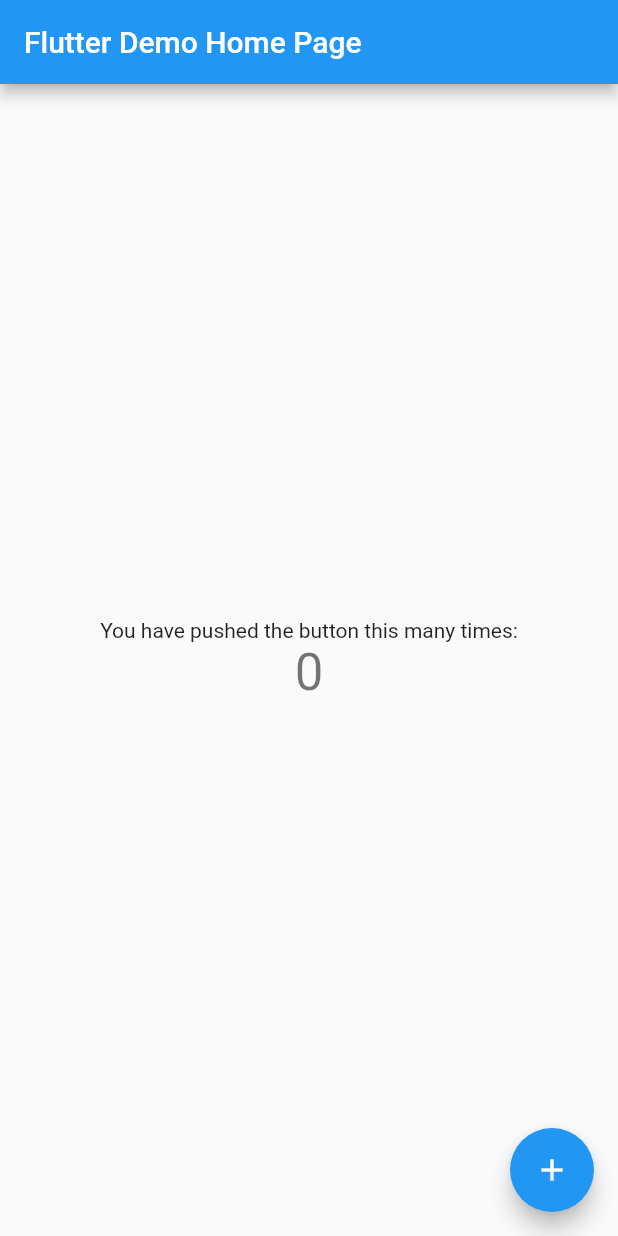
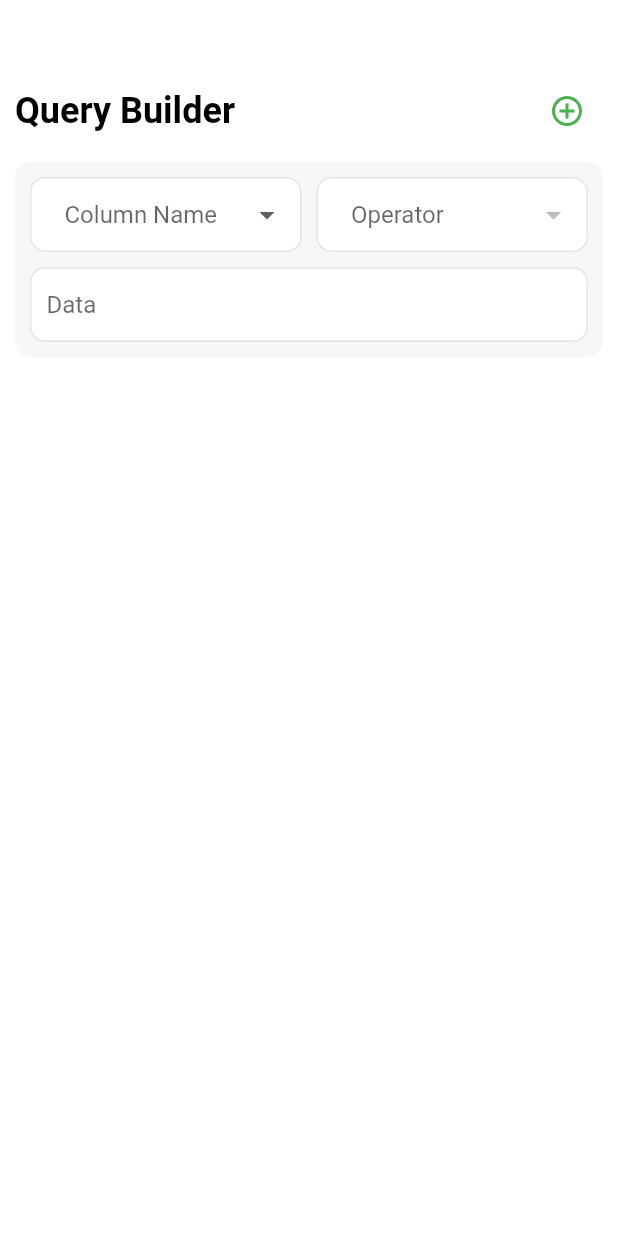
Before and after one commit to abdallah-gaber/query_builder_task, a Flutter app: the screen it shows after launch, on a phone screen of 412 x 824 dp. Run offline on Flutter 3.47's test engine with Material 2 defaults, Android fonts, the phone set to English and light mode, and no system bars.

Commit message:
Adding Query item widget

```diff
--- a/lib/main.dart
+++ b/lib/main.dart
@@ -1,4 +1,7 @@
 import 'package:flutter/material.dart';
+import 'package:provider/provider.dart';
+import 'package:query_builder_task/ui/home_screen.dart';
+import 'package:query_builder_task/view_models/user_view_model.dart';
 
 void main() {
   runApp(const MyApp());
@@ -7,109 +10,19 @@ void main() {
 class MyApp extends StatelessWidget {
   const MyApp({Key? key}) : super(key: key);
 
-  // This widget is the root of your application.
   @override
   Widget build(BuildContext context) {
-    return MaterialApp(
-      title: 'Flutter Demo',
-      theme: ThemeData(
-        // This is the theme of your application.
-        //
-        // Try running your application with "flutter run". You'll see the
-        // application has a blue toolbar. Then, without quitting the app, try
-        // changing the primarySwatch below to Colors.green and then invoke
-        // "hot reload" (press "r" in the console where you ran "flutter run",
-        // or simply save your changes to "hot reload" in a Flutter IDE).
-        // Notice that the counter didn't reset back to zero; the application
-        // is not restarted.
-        primarySwatch: Colors.blue,
-      ),
-      home: const MyHomePage(title: 'Flutter Demo Home Page'),
-    );
+    return ChangeNotifierProvider<UserViewModel>(
+        create: (_) => UserViewModel(),
+        child: Consumer<UserViewModel>(builder: (context, value, child) {
+          return MaterialApp(
+            debugShowCheckedModeBanner: false,
+            title: 'Query Builder',
+            theme: ThemeData(
+              primarySwatch: Colors.blue,
+            ),
+            home: const HomeScreen(),
+          );
+        }));
   }
 }
-
-class MyHomePage extends StatefulWidget {
-  const MyHomePage({Key? key, required this.title}) : super(key: key);
-
-  // This widget is the home page of your application. It is stateful, meaning
-  // that it has a State object (defined below) that contains fields that affect
-  // how it looks.
-
-  // This class is the configuration for the state. It holds the values (in this
-  // case the title) provided by the parent (in this case the App widget) and
-  // used by the build method of the State. Fields in a Widget subclass are
-  // always marked "final".
-
-  final String title;
-
-  @override
-  State<MyHomePage> createState() => _MyHomePageState();
-}
-
-class _MyHomePageState extends State<MyHomePage> {
-  int _counter = 0;
-
-  void _incrementCounter() {
-    setState(() {
-      // This call to setState tells the Flutter framework that something has
-      // changed in this State, which causes it to rerun the build method below
-      // so that the display can reflect the updated values. If we changed
-      // _counter without calling setState(), then the build method would not be
-      // called again, and so nothing would appear to happen.
-      _counter++;
-    });
-  }
-
-  @override
-  Widget build(BuildContext context) {
-    // This method is rerun every time setState is called, for instance as done
-    // by the _incrementCounter method above.
-    //
-    // The Flutter framework has been optimized to make rerunning build methods
-    // fast, so that you can just rebuild anything that needs updating rather
-    // than having to individually change instances of widgets.
-    return Scaffold(
-      appBar: AppBar(
-        // Here we take the value from the MyHomePage object that was created by
-        // the App.build method, and use it to set our appbar title.
-        title: Text(widget.title),
-      ),
-      body: Center(
-        // Center is a layout widget. It takes a single child and positions it
-        // in the middle of the parent.
-        child: Column(
-          // Column is also a layout widget. It takes a list of children and
-          // arranges them vertically. By default, it sizes itself to fit its
-          // children horizontally, and tries to be as tall as its parent.
-          //
-          // Invoke "debug painting" (press "p" in the console, choose the
-          // "Toggle Debug Paint" action from the Flutter Inspector in Android
-          // Studio, or the "Toggle Debug Paint" command in Visual Studio Code)
-          // to see the wireframe for each widget.
-          //
-          // Column has various properties to control how it sizes itself and
-          // how it positions its children. Here we use mainAxisAlignment to
-          // center the children vertically; the main axis here is the vertical
-          // axis because Columns are vertical (the cross axis would be
-          // horizontal).
-          mainAxisAlignment: MainAxisAlignment.center,
-          children: <Widget>[
-            const Text(
-              'You have pushed the button this many times:',
-            ),
-            Text(
-              '$_counter',
-              style: Theme.of(context).textTheme.headline4,
-            ),
-          ],
-        ),
-      ),
-      floatingActionButton: FloatingActionButton(
-        onPressed: _incrementCounter,
-        tooltip: 'Increment',
-        child: const Icon(Icons.add),
-      ), // This trailing comma makes auto-formatting nicer for build methods.
-    );
-  }
-}
--- /dev/null
+++ b/lib/models/query_model.dart
@@ -0,0 +1,7 @@
+class QueryModel{
+  String? columnName;
+  String? operator;
+  String? data;
+
+  QueryModel({this.columnName, this.operator, this.data});
+}
--- /dev/null
+++ b/lib/models/user_model.dart
@@ -0,0 +1,27 @@
+import 'dart:convert';
+
+class UserModel{
+  int? userId;
+  String? firstName;
+  String? lastName;
+  String? fullName;
+  int? age;
+  String? gender;
+
+  UserModel({this.userId, this.firstName, this.lastName, this.fullName, this.age, this.gender});
+
+  factory UserModel.fromRawJson(String str) =>
+      UserModel.fromJson(json.decode(str));
+
+  factory UserModel.fromJson(Map<String, dynamic> json) {
+    UserModel um = UserModel(
+      userId: json["user_id"],
+      firstName: json["first_name"],
+      lastName: json["last_name"],
+      fullName: json["full_name"],
+      age: json["age"],
+      gender: json["gender"],
+    );
+    return um;
+  }
+}
--- /dev/null
+++ b/lib/ui/home_screen.dart
@@ -0,0 +1,94 @@
+import 'package:flutter/material.dart';
+import 'package:query_builder_task/ui/widgets/query_item_widget.dart';
+
+class HomeScreen extends StatefulWidget {
+  const HomeScreen({Key? key}) : super(key: key);
+
+  @override
+  _HomeScreenState createState() => _HomeScreenState();
+}
+
+class _HomeScreenState extends State<HomeScreen> {
+  List<QueryItemWidget> queryItemWidget = [const QueryItemWidget()];
+
+  @override
+  Widget build(BuildContext context) {
+    return SafeArea(
+      child: Scaffold(
+        backgroundColor: Colors.white,
+        body: Container(
+          padding: const EdgeInsets.all(10),
+          child: Column(
+            children: [
+              const SizedBox(
+                height: 40,
+              ),
+              Row(
+                children: [
+                  const Expanded(
+                      child: Text(
+                    "Query Builder",
+                    style: TextStyle(
+                        color: Colors.black,
+                        fontWeight: FontWeight.w700,
+                        fontSize: 24),
+                  )),
+                  IconButton(
+                      onPressed: () {
+                        setState(() {
+                          queryItemWidget
+                              .add(const QueryItemWidget(firstWidget: false));
+                        });
+                      },
+                      icon: const Icon(
+                        Icons.add_circle_outline,
+                        color: Colors.green,
+                      ))
+                ],
+              ),
+              const SizedBox(
+                height: 10,
+              ),
+              ...(queryItemWidget.map((e) {
+                if (queryItemWidget.indexOf(e) == 0) {
+                  return Container(
+                      width: MediaQuery.of(context).size.width,
+                      padding: const EdgeInsets.all(10),
+                      decoration: const BoxDecoration(
+                        color: Color(0xFFF7F7F7),
+                        borderRadius: BorderRadius.all(Radius.circular(10)),
+                      ),
+                      child: e);
+                } else {
+                  return Container(
+                    width: MediaQuery.of(context).size.width,
+                    padding: const EdgeInsets.all(10),
+                    decoration: const BoxDecoration(
+                      color: Color(0xFFF7F7F7),
+                      borderRadius: BorderRadius.all(Radius.circular(10)),
+                    ),
+                    child: Row(
+                      children: [
+                        Expanded(child: e),
+                        IconButton(
+                            onPressed: () {
+                              setState(() {
+                                queryItemWidget.remove(e);
+                              });
+                            },
+                            icon: const Icon(
+                              Icons.remove_circle_outline,
+                              color: Colors.red,
+                            ))
+                      ],
+                    ),
+                  );
+                }
+              }).toList())
+            ],
+          ),
+        ),
+      ),
+    );
+  }
+}
--- /dev/null
+++ b/lib/ui/widgets/query_item_widget.dart
@@ -0,0 +1,127 @@
+import 'package:flutter/material.dart';
+
+class QueryItemWidget extends StatefulWidget {
+  final bool firstWidget;
+
+  const QueryItemWidget({this.firstWidget = true, Key? key}) : super(key: key);
+
+  @override
+  _QueryItemWidgetState createState() => _QueryItemWidgetState();
+}
+
+class _QueryItemWidgetState extends State<QueryItemWidget> {
+  List<String> columnsNames = [
+    "First Name",
+    "Last Name",
+    "Full Name",
+    "Gender",
+    "Age"
+  ];
+  List<String> numberOperators = ["=", "!=", ">", "<"];
+  List<String> stringOperators = [
+    "Starts with",
+    "Ends with",
+    "Contains",
+    "Exact"
+  ];
+  String? selectedColumn;
+  String? selectedOperator;
+  TextEditingController dataController = TextEditingController();
+
+  @override
+  Widget build(BuildContext context) {
+    return Column(
+      children: [
+        Row(
+          children: [
+            Expanded(
+                child: Container(
+              padding: const EdgeInsets.symmetric(horizontal: 10),
+              decoration: BoxDecoration(
+                  color: Colors.white,
+                  borderRadius: const BorderRadius.all(Radius.circular(10.0)),
+                  border: Border.all(color: const Color(0xFFE5E5E5))),
+              child: DropdownButtonHideUnderline(
+                child: DropdownButton<String>(
+                  isExpanded: true,
+                  items: columnsNames.map((item) {
+                    return DropdownMenuItem<String>(
+                      child: Text(item),
+                      value: item,
+                    );
+                  }).toList(),
+                  value: selectedColumn,
+                  hint: const Padding(
+                    padding: EdgeInsets.all(12.0),
+                    child: Text("Column Name"),
+                  ),
+                  onChanged: (value) {
+                    setState(() {
+                      selectedColumn = value;
+                    });
+                  },
+                ),
+              ),
+            )),
+            const SizedBox(
+              width: 10,
+            ),
+            Expanded(
+              child: Container(
+                padding: const EdgeInsets.symmetric(horizontal: 10),
+                decoration: BoxDecoration(
+                    color: Colors.white,
+                    borderRadius: const BorderRadius.all(Radius.circular(10.0)),
+                    border: Border.all(color: const Color(0xFFE5E5E5))),
+                child: DropdownButtonHideUnderline(
+                  child: DropdownButton<String>(
+                    isExpanded: true,
+                    items: (selectedColumn == null
+                            ? []
+                            : (selectedColumn == "Age"
+                                ? numberOperators
+                                : stringOperators))
+                        .map((item) {
+                      return DropdownMenuItem<String>(
+                        child: Text(item),
+                        value: item,
+                      );
+                    }).toList(),
+                    value: selectedOperator,
+                    hint: const Padding(
+                      padding: EdgeInsets.all(12.0),
+                      child: Text("Operator"),
+                    ),
+                    onChanged: (value) {
+                      setState(() {
+                        selectedOperator = value;
+                      });
+                    },
+                  ),
+                ),
+              ),
+            )
+          ],
+        ),
+        const SizedBox(
+          height: 10,
+        ),
+        Container(
+          padding: const EdgeInsets.symmetric(horizontal: 10),
+          decoration: BoxDecoration(
+              color: Colors.white,
+              borderRadius: const BorderRadius.all(Radius.circular(10.0)),
+              border: Border.all(color: const Color(0xFFE5E5E5))),
+          child: TextField(
+            controller: dataController,
+            keyboardType: TextInputType.emailAddress,
+            decoration: const InputDecoration(
+              border: InputBorder.none,
+              hintText: 'Data',
+            ),
+          ),
+        ),
+      ],
+    );
+  }
+}
--- /dev/null
+++ b/lib/view_models/user_view_model.dart
@@ -0,0 +1,5 @@
+import 'package:flutter/material.dart';
+
+class UserViewModel with ChangeNotifier{
+
+}
```
Also changed, not shown: pubspec.yaml (+7 -0 lines), 1 other file.
